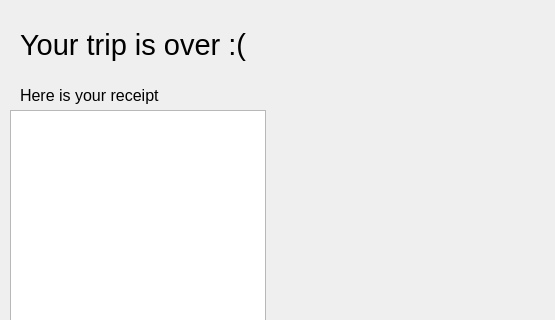
First picture: the form in QT/summarypage.ui, repository xyphel/Project-1-European-Trip-Planner, before the edit; both pictures show x 0 to 555 and y 0 to 320 of the 555 by 488 pixel window.
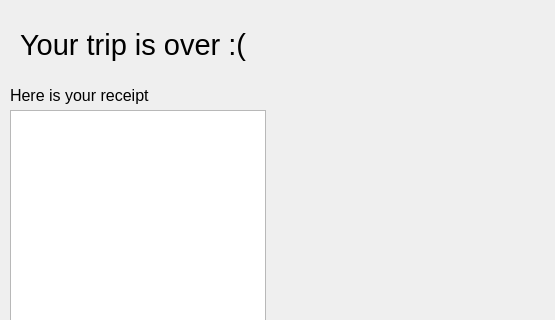
Second picture: the form after the edit.

Patch:
```diff
--- a/QT/summarypage.ui
+++ b/QT/summarypage.ui
@@ -29,7 +29,7 @@
   <widget class="QLabel" name="label_2">
    <property name="geometry">
     <rect>
-     <x>20</x>
+     <x>10</x>
      <y>80</y>
      <width>151</width>
      <height>31</height>
```
